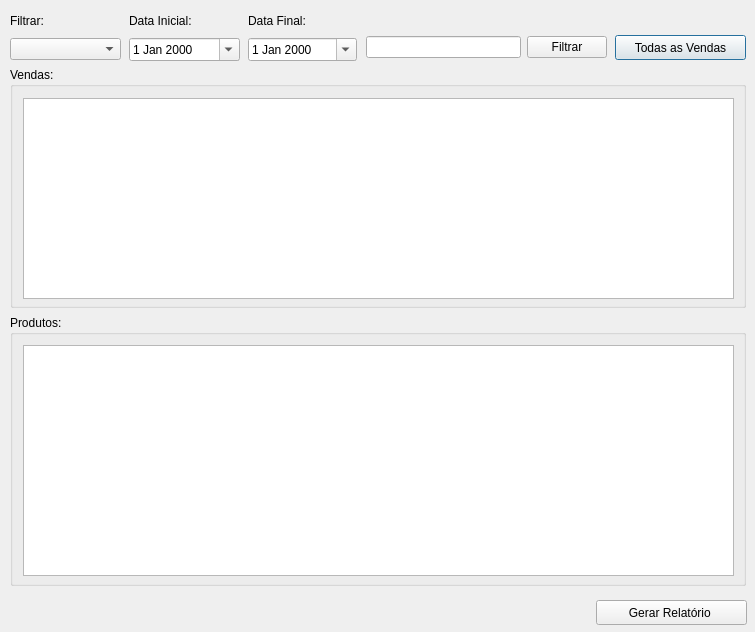
The window that frm_gestaovendas.ui (ustop0/TCC) describes before a commit, drawn with Qt 5.
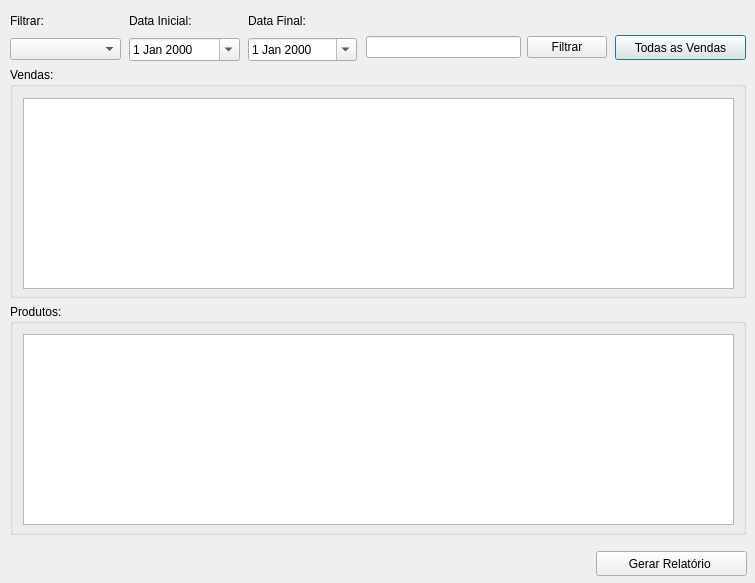
The same window after the commit.

Diff of the .ui file:
```diff
--- a/frm_gestaovendas.ui
+++ b/frm_gestaovendas.ui
@@ -7,7 +7,7 @@
     <x>0</x>
     <y>0</y>
     <width>755</width>
-    <height>632</height>
+    <height>583</height>
    </rect>
   </property>
   <property name="windowTitle">
@@ -30,9 +30,9 @@
    <property name="geometry">
     <rect>
      <x>23</x>
-     <y>345</y>
+     <y>334</y>
      <width>711</width>
-     <height>231</height>
+     <height>191</height>
     </rect>
    </property>
   </widget>
@@ -40,7 +40,7 @@
    <property name="geometry">
     <rect>
      <x>596</x>
-     <y>600</y>
+     <y>551</y>
      <width>151</width>
      <height>25</height>
     </rect>
@@ -107,7 +107,7 @@
      <x>10</x>
      <y>67</y>
      <width>736</width>
-     <height>241</height>
+     <height>231</height>
     </rect>
    </property>
    <property name="title">
@@ -119,7 +119,7 @@
       <x>13</x>
       <y>31</y>
       <width>711</width>
-      <height>201</height>
+      <height>191</height>
      </rect>
     </property>
    </widget>
@@ -128,9 +128,9 @@
    <property name="geometry">
     <rect>
      <x>10</x>
-     <y>315</y>
+     <y>304</y>
      <width>736</width>
-     <height>271</height>
+     <height>231</height>
     </rect>
    </property>
    <property name="title">
```
